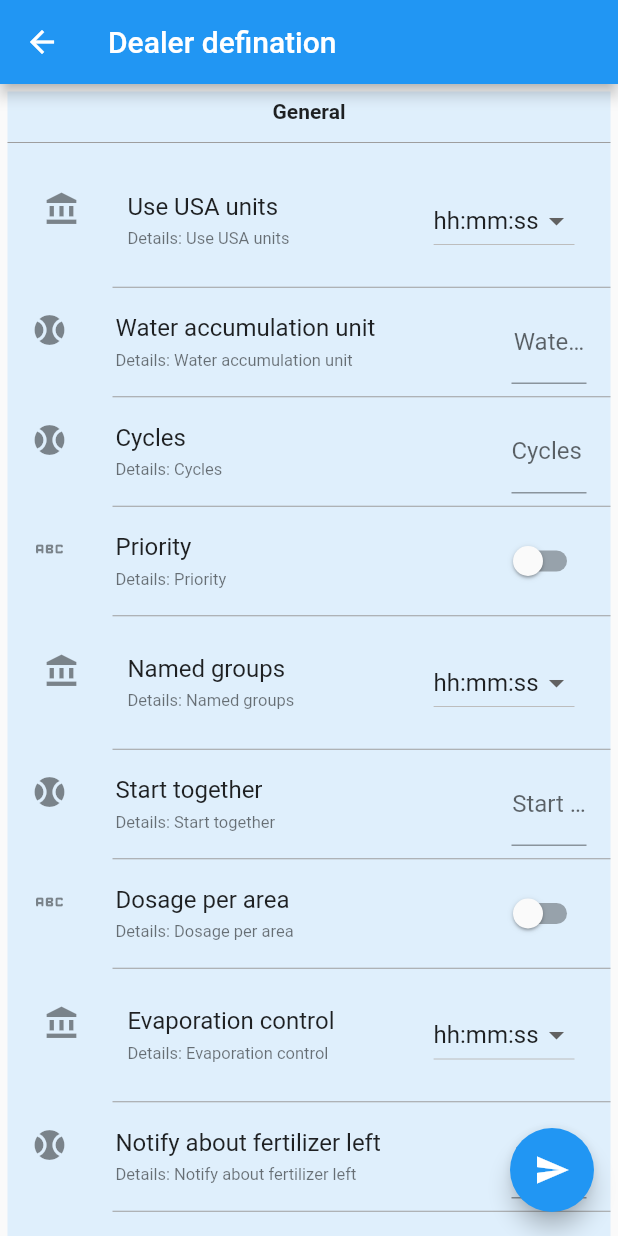
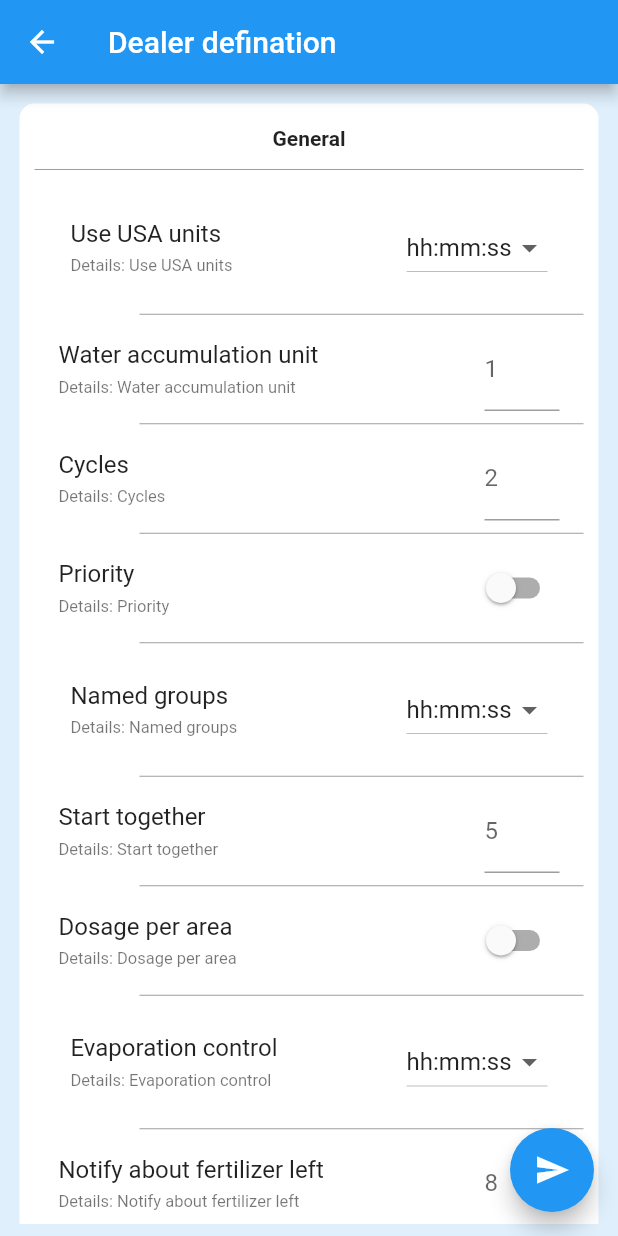
Before and after one commit to venkatesanios/compare, a Flutter app: the WebContent screen opened directly, on a phone screen of 412 x 824 dp. Run offline on Flutter 3.47's test engine with Material 2 defaults, Android fonts, the phone set to English and light mode, and no system bars; our stand-ins replace datetime_picker_formfield_new, flutter_bloc, geocoding, geolocator, get, google_maps_flutter and 1 more; missing offline and left inert: dart:html; network calls fail.

Commit message:
color change and web corner radius

```diff
--- a/flutter_test1/lib/dealar_definition/dealer_Screen.dart
+++ b/flutter_test1/lib/dealar_definition/dealer_Screen.dart
@@ -420,10 +420,6 @@ class MobileContent extends StatelessWidget {
                               dealerviewmodel.updatevalue;
                             }),
                           ),
-                          // trailing: Switch(
-                          //   value: false,
-                          //   onChanged: (value) {},
-                          // ),
                         ),
                       ),
                       const Padding(
--- a/flutter_test1/lib/dealar_definition/dealer_Screen_Web.dart
+++ b/flutter_test1/lib/dealar_definition/dealer_Screen_Web.dart
@@ -1,3 +1,5 @@
+import 'dart:html';
+
 import 'package:flutter/material.dart';
 import 'package:flutter_test1/dealar_definition/constant/custom_text.dart';
 import 'package:flutter_test1/product/widgets/custom_switch.dart';
@@ -207,10 +209,13 @@ class WebContent extends StatelessWidget {
     int crossAxisCount = (screenWidth / 300).floor();
 
     return Scaffold(
+      backgroundColor: Color.fromARGB(255, 223, 239, 252),
       appBar: AppBar(
         title: Text('Dealer defination'),
       ),
-      body: Form(
+      body: Padding(
+        padding: const EdgeInsets.all(8.0),
+        child: Form(
           key: _formKey,
           child: GridView(
             gridDelegate: SliverGridDelegateWithFixedCrossAxisCount(
@@ -220,28 +225,40 @@ class WebContent extends StatelessWidget {
                 childAspectRatio: 0.5),
             children: <Widget>[
               Container(
-              color: Color.fromARGB(255, 223, 239, 252),
+                decoration: BoxDecoration(
+                  color: Colors.white,
+                  borderRadius: BorderRadius.circular(10),
+                ),
                 margin: const EdgeInsets.all(5),
                 child: Center(
                   child: buildTab('General', true),
                 ),
               ),
               Container(
-              color: Color.fromARGB(255, 223, 239, 252),
+                decoration: BoxDecoration(
+                  color: Colors.white,
+                  borderRadius: BorderRadius.circular(10),
+                ),
                 margin: const EdgeInsets.all(5),
                 child: Center(
                   child: buildTab('Fertilizer', true),
                 ),
               ),
               Container(
-              color: Color.fromARGB(255, 223, 239, 252),
+                decoration: BoxDecoration(
+                  color: Colors.white,
+                  borderRadius: BorderRadius.circular(10),
+                ),
                 margin: const EdgeInsets.all(5),
                 child: Center(
                   child: buildTab('Filter', true),
                 ),
               ),
               Container(
-              color: Color.fromARGB(255, 223, 239, 252),
+                decoration: BoxDecoration(
+                  color: Colors.white,
+                  borderRadius: BorderRadius.circular(10),
+                ),
                 margin: const EdgeInsets.all(5),
                 child: Center(
                   child: buildTab('Memory', true),
@@ -249,6 +266,7 @@ class WebContent extends StatelessWidget {
               ),
               // Add more GridItem widgets as needed
             ],
+          ),
         ),
       ),
       floatingActionButton: FloatingActionButton(
@@ -275,7 +293,9 @@ class WebContent extends StatelessWidget {
       count = memorylist.length;
       Listofvalue = memorylist;
     }
-    return Column(
+    return Padding(
+      padding: const EdgeInsets.all(10.0),
+      child: Column(
         children: [
           titlestatus
               ? Padding(
@@ -305,15 +325,15 @@ class WebContent extends StatelessWidget {
                         child: Padding(
                           padding: const EdgeInsets.all(8.0),
                           child: ListTile(
-                          leading: const Icon(Icons.account_balance),
+                            // leading: const Icon(Icons.account_balance),
                             title: Text('${Listofvalue[index]['name']}'),
                             subtitle: Text(
                               'Details: ${Listofvalue[index]['name']}',
                               style: const TextStyle(fontSize: 11),
                             ),
                             trailing: DropdownButton<String>(
-                            items:
-                                ['hh:mm:ss', 'm3', 'Lts/h'].map((String value) {
+                              items: ['hh:mm:ss', 'm3', 'Lts/h']
+                                  .map((String value) {
                                 return DropdownMenuItem<String>(
                                   value: value,
                                   child: Text(value),
@@ -348,7 +368,7 @@ class WebContent extends StatelessWidget {
                         //     ? const Color.fromARGB(255, 223, 239, 252)
                         //     : const Color.fromARGB(255, 192, 216, 252),
                         child: ListTile(
-                        leading: const Icon(Icons.sports_baseball),
+                          // leading: const Icon(Icons.sports_baseball),
                           title: Text('${Listofvalue[index]['name']}'),
                           subtitle: Text(
                             'Details: ${Listofvalue[index]['name']}',
@@ -359,28 +379,16 @@ class WebContent extends StatelessWidget {
                               child: CustomTextField(
                                 controller: TextEditingController(),
                                 onChanged: (text) {},
-                              labelText: '${Listofvalue[index]['name']}',
-                            )
-                            // TextField(
-                            //   inputFormatters: [
-                            //     FilteringTextInputFormatter.allow(
-                            //       RegExp("[0-9]"),
-                            //     ),
-                            //   ],
-                            //   keyboardType:
-                            //       TextInputType.numberWithOptions(decimal: true),
-                            //   decoration: const InputDecoration(
-                            //     enabledBorder: UnderlineInputBorder(
-                            //       borderSide: BorderSide(color: Colors.grey),
-                            //     ),
-                            //     focusedBorder: UnderlineInputBorder(
-                            //       borderSide: BorderSide(color: Colors.blue),
-                            //     ),
-                            //   ),
-                            //   onChanged: (text) {},
-                            //   textAlign: TextAlign.center,
-                            // ),
-                            ),
+                                labelText: '${Listofvalue[index]['value']}',
+                                validator: (value) {
+                                  if (value == null || value.isEmpty) {
+                                    return 'Warranty is required';
+                                  } else {
+                                    // dealerviewmodel.updatevalue;
+                                  }
+                                  return null;
+                                },
+                              )),
                         ),
                       ),
                       const Padding(
@@ -399,7 +407,7 @@ class WebContent extends StatelessWidget {
                     children: [
                       Container(
                         child: ListTile(
-                        leading: const Icon(Icons.abc_rounded),
+                          // leading: const Icon(Icons.abc_rounded),
                           title: Text('${Listofvalue[index]['name']}'),
                           subtitle: Text(
                             'Details: ${Listofvalue[index]['name']}',
@@ -429,6 +437,7 @@ class WebContent extends StatelessWidget {
             ),
           ),
         ],
+      ),
     );
   }
 }
--- a/flutter_test1/lib/main.dart
+++ b/flutter_test1/lib/main.dart
@@ -2,6 +2,7 @@ import 'package:flutter/material.dart';
 import 'package:flutter_bloc/flutter_bloc.dart';
 import 'package:flutter_test1/alert.dart';
 import 'package:flutter_test1/bottomsheet.dart';
+import 'package:flutter_test1/create_dealerdifinition/createdealerdifinition.dart';
 import 'package:flutter_test1/dealar_definition/constant/customtext.dart';
 import 'package:flutter_test1/dealar_definition/dealer_Screen.dart';
 import 'package:flutter_test1/dealar_definition/newdealerscreen.dart';
@@ -47,7 +48,7 @@ class MyApp extends StatelessWidget {
       debugShowCheckedModeBanner: false,
       home: BlocProvider(
         create: (context) => ContactBloc(),
-        child: ProductForm(),
+        child: DealerDefinitionScreen(),
       ),
     );
   }
--- a/flutter_test1/lib/sevices/http_services.dart
+++ b/flutter_test1/lib/sevices/http_services.dart
@@ -1,7 +1,7 @@
 import 'package:http/http.dart' as http;
 
 class HttpService {
-  final String baseURL = "http://192.168.1.135:3000/api/v1/"; //development
+  final String baseURL = "http://192.168.1.141:3000/api/v1/"; //development
 
   Future<String> postRequest(String action, Map<String, Object> body) async {
     var response = await http.post(Uri.parse(baseURL),
```
Also changed, not shown: flutter_test1/lib/create_dealerdifinition/createdealer_model.dart (added, +33 -0 lines), flutter_test1/lib/create_dealerdifinition/createdealerdifinition.dart (added, +200 -0 lines), flutter_test1/lib/dealar_definition/dealer_model.dart (+9 -6 lines), flutter_test1/lib/dealar_definition/item_model.dart (added, +61 -0 lines). Lines whose indentation alone changed are shown as unchanged.
